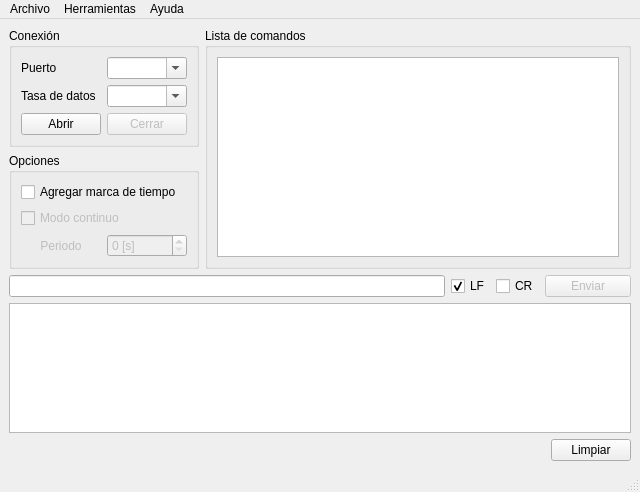
Above: forms/Console.ui from carlgonz/SerialCommander before the change. Below: the same form after it.
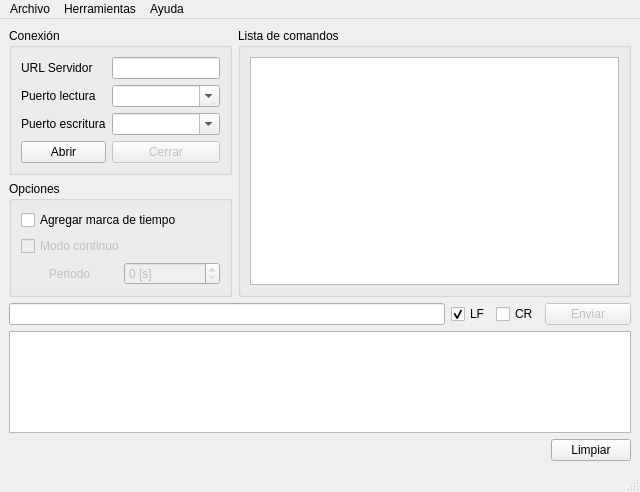
That is the form after the change. Icons and pictures are not drawn.

Patch:
```diff
--- a/forms/Console.ui
+++ b/forms/Console.ui
@@ -56,31 +56,31 @@
            <string>Conexión</string>
           </property>
           <layout class="QGridLayout" name="gridLayout_2">
-           <item row="1" column="0">
-            <widget class="QLabel" name="labelBaudrate">
-             <property name="text">
-              <string>Tasa de datos</string>
-             </property>
-             <property name="buddy">
-              <cstring>comboBoxBaudrate</cstring>
-             </property>
-            </widget>
-           </item>
            <item row="2" column="0">
+            <widget class="QLabel" name="labelPortSend">
+             <property name="text">
+              <string>Puerto escritura</string>
+             </property>
+             <property name="buddy">
+              <cstring>comboBoxPortSend</cstring>
+             </property>
+            </widget>
+           </item>
+           <item row="3" column="0">
             <widget class="QPushButton" name="pushButtonOpenPort">
              <property name="text">
               <string>Abrir</string>
              </property>
             </widget>
            </item>
-           <item row="0" column="1">
-            <widget class="QComboBox" name="comboBoxPorts">
+           <item row="1" column="1">
+            <widget class="QComboBox" name="comboBoxPortRecv">
              <property name="editable">
               <bool>true</bool>
              </property>
             </widget>
            </item>
-           <item row="2" column="1">
+           <item row="3" column="1">
             <widget class="QPushButton" name="pushButtonClosePort">
              <property name="enabled">
               <bool>false</bool>
@@ -90,22 +90,32 @@
              </property>
             </widget>
            </item>
+           <item row="1" column="0">
+            <widget class="QLabel" name="labePortRecv">
+             <property name="text">
+              <string>Puerto lectura</string>
+             </property>
+             <property name="buddy">
+              <cstring>comboBoxPortRecv</cstring>
+             </property>
+            </widget>
+           </item>
+           <item row="2" column="1">
+            <widget class="QComboBox" name="comboBoxPortSend">
+             <property name="editable">
+              <bool>true</bool>
+             </property>
+            </widget>
+           </item>
            <item row="0" column="0">
             <widget class="QLabel" name="labePort">
              <property name="text">
-              <string>Puerto</string>
-             </property>
-             <property name="buddy">
-              <cstring>comboBoxPorts</cstring>
+              <string>URL Servidor</string>
              </property>
             </widget>
            </item>
-           <item row="1" column="1">
-            <widget class="QComboBox" name="comboBoxBaudrate">
-             <property name="editable">
-              <bool>true</bool>
-             </property>
-            </widget>
+           <item row="0" column="1">
+            <widget class="QLineEdit" name="lineEditURL"/>
            </item>
           </layout>
          </widget>
```
Left out of the diff: 8 changed lines with no effect on the pictures.
